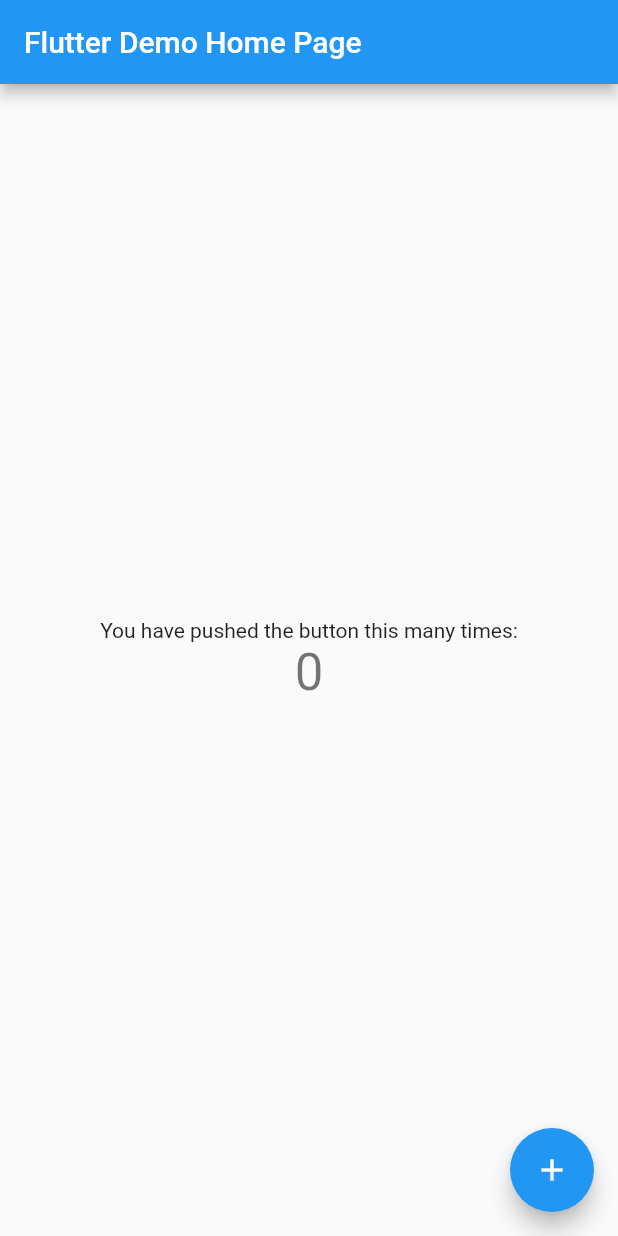
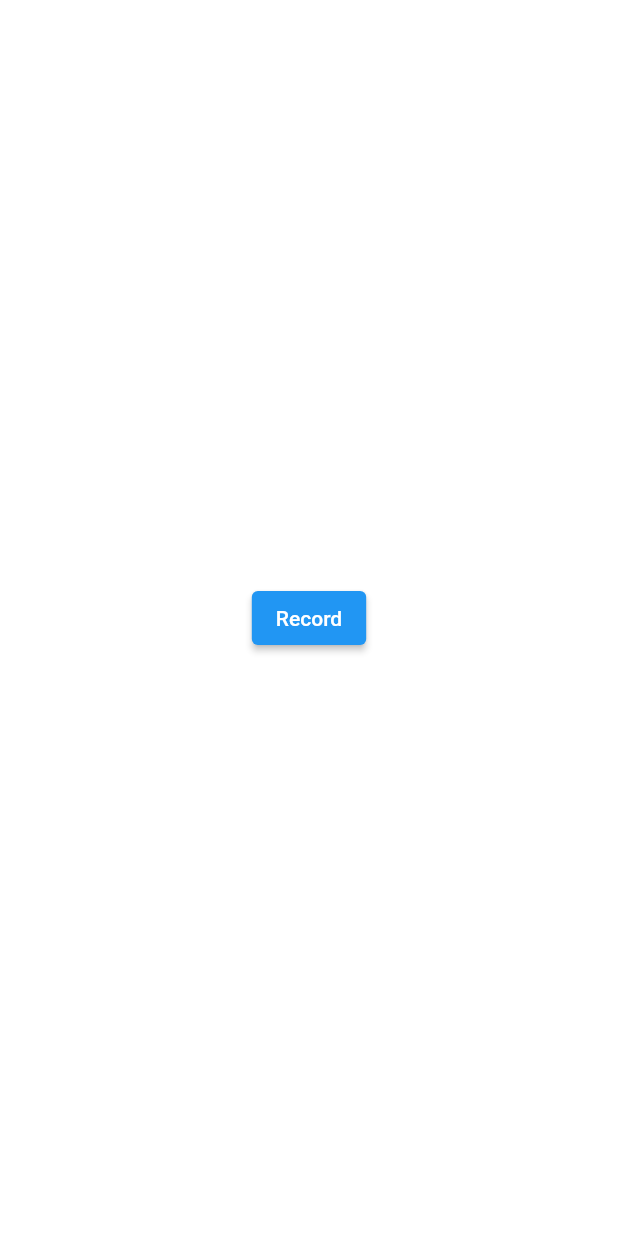
Before and after one commit to TinyMiniPotato/dictaphone_flutter_app, a Flutter app: the screen it shows after launch, on a phone screen of 412 x 824 dp. Run offline on Flutter 3.47's test engine with Material 2 defaults, Android fonts, the light colour scheme and no system bars; missing offline and left inert: record; statements that could not run were skipped.

Commit message:
test record

```diff
--- a/lib/main.dart
+++ b/lib/main.dart
@@ -1,3 +1,4 @@
+import 'package:dictaphone_app/views/record/record_screen.dart';
 import 'package:flutter/material.dart';
 
 void main() {
@@ -13,103 +14,9 @@
     return MaterialApp(
       title: 'Flutter Demo',
       theme: ThemeData(
-        // This is the theme of your application.
-        //
-        // Try running your application with "flutter run". You'll see the
-        // application has a blue toolbar. Then, without quitting the app, try
-        // changing the primarySwatch below to Colors.green and then invoke
-        // "hot reload" (press "r" in the console where you ran "flutter run",
-        // or simply save your changes to "hot reload" in a Flutter IDE).
-        // Notice that the counter didn't reset back to zero; the application
-        // is not restarted.
         primarySwatch: Colors.blue,
       ),
-      home: const MyHomePage(title: 'Flutter Demo Home Page'),
+      home: RecordScreen(),
     );
   }
 }
-
-class MyHomePage extends StatefulWidget {
-  const MyHomePage({super.key, required this.title});
-
-  // This widget is the home page of your application. It is stateful, meaning
-  // that it has a State object (defined below) that contains fields that affect
-  // how it looks.
-
-  // This class is the configuration for the state. It holds the values (in this
-  // case the title) provided by the parent (in this case the App widget) and
-  // used by the build method of the State. Fields in a Widget subclass are
-  // always marked "final".
-
-  final String title;
-
-  @override
-  State<MyHomePage> createState() => _MyHomePageState();
-}
-
-class _MyHomePageState extends State<MyHomePage> {
-  int _counter = 0;
-
-  void _incrementCounter() {
-    setState(() {
-      // This call to setState tells the Flutter framework that something has
-      // changed in this State, which causes it to rerun the build method below
-      // so that the display can reflect the updated values. If we changed
-      // _counter without calling setState(), then the build method would not be
-      // called again, and so nothing would appear to happen.
-      _counter++;
-    });
-  }
-
-  @override
-  Widget build(BuildContext context) {
-    // This method is rerun every time setState is called, for instance as done
-    // by the _incrementCounter method above.
-    //
-    // The Flutter framework has been optimized to make rerunning build methods
-    // fast, so that you can just rebuild anything that needs updating rather
-    // than having to individually change instances of widgets.
-    return Scaffold(
-      appBar: AppBar(
-        // Here we take the value from the MyHomePage object that was created by
-        // the App.build method, and use it to set our appbar title.
-        title: Text(widget.title),
-      ),
-      body: Center(
-        // Center is a layout widget. It takes a single child and positions it
-        // in the middle of the parent.
-        child: Column(
-          // Column is also a layout widget. It takes a list of children and
-          // arranges them vertically. By default, it sizes itself to fit its
-          // children horizontally, and tries to be as tall as its parent.
-          //
-          // Invoke "debug painting" (press "p" in the console, choose the
-          // "Toggle Debug Paint" action from the Flutter Inspector in Android
-          // Studio, or the "Toggle Debug Paint" command in Visual Studio Code)
-          // to see the wireframe for each widget.
-          //
-          // Column has various properties to control how it sizes itself and
-          // how it positions its children. Here we use mainAxisAlignment to
-          // center the children vertically; the main axis here is the vertical
-          // axis because Columns are vertical (the cross axis would be
-          // horizontal).
-          mainAxisAlignment: MainAxisAlignment.center,
-          children: <Widget>[
-            const Text(
-              'You have pushed the button this many times:',
-            ),
-            Text(
-              '$_counter',
-              style: Theme.of(context).textTheme.headlineMedium,
-            ),
-          ],
-        ),
-      ),
-      floatingActionButton: FloatingActionButton(
-        onPressed: _incrementCounter,
-        tooltip: 'Increment',
-        child: const Icon(Icons.add),
-      ), // This trailing comma makes auto-formatting nicer for build methods.
-    );
-  }
-}
--- /dev/null
+++ b/lib/models/recordings.dart
@@ -0,0 +1,22 @@
+import 'package:flutter/foundation.dart';
+
+class Recordings {
+  List<Record> list = [];
+
+  void add(Record record) {
+    try {
+      list.add(record);
+    } catch (e) {
+      if (kDebugMode) {
+        print(e);
+      }
+      rethrow;
+    }
+  }
+}
+
+class Record {
+  String path;
+
+  Record(this.path);
+}
--- /dev/null
+++ b/lib/views/record/record_screen.dart
@@ -0,0 +1,54 @@
+import 'package:flutter/material.dart';
+
+import 'package:record/record.dart';
+
+class RecordScreen extends StatelessWidget {
+  final record = Record();
+
+  RecordScreen({super.key});
+
+  Future<bool> startRecording() async {
+    if (await record.isRecording()) {
+      stopRecording();
+      return true;
+    }
+
+    // Check and request permission
+    if (await record.hasPermission()) {
+      // Start recording
+      await record.start(
+        path: 'test/myFile.m4a',
+        encoder: AudioEncoder.aacLc, // by default
+      );
+    }
+    return await record.isRecording();
+  }
+
+  Future<void> stopRecording() async {
+    await record.stop();
+  }
+
+  @override
+  Widget build(BuildContext context) {
+    return Column(
+      mainAxisAlignment: MainAxisAlignment.center,
+      children: [
+        RecordButton(onPressed: startRecording),
+      ],
+    );
+  }
+}
+
+class RecordButton extends StatelessWidget {
+  final void Function()? onPressed;
+
+  const RecordButton({super.key, required this.onPressed});
+
+  @override
+  Widget build(BuildContext context) {
+    return ElevatedButton(
+      onPressed: onPressed,
+      child: const Text('Record'),
+    );
+  }
+}
--- a/pubspec.yaml
+++ b/pubspec.yaml
@@ -35,6 +35,8 @@
   # The following adds the Cupertino Icons font to your application.
   # Use with the CupertinoIcons class for iOS style icons.
   cupertino_icons: ^1.0.2
+  provider: ^6.0.5
+  record: ^4.4.4
 
 dev_dependencies:
   flutter_test:
```
Also changed, not shown: lib/views/library/library_screen.dart (added, +15 -0 lines), lib/conf.dart (added), pubspec.lock, 16 other files.
